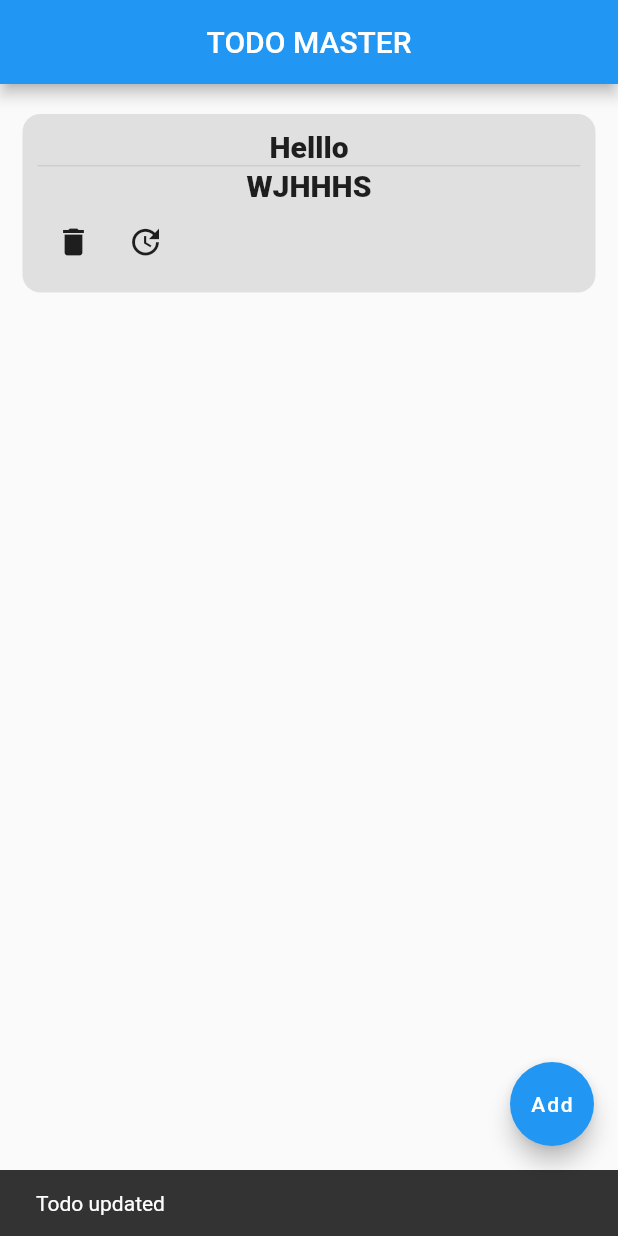
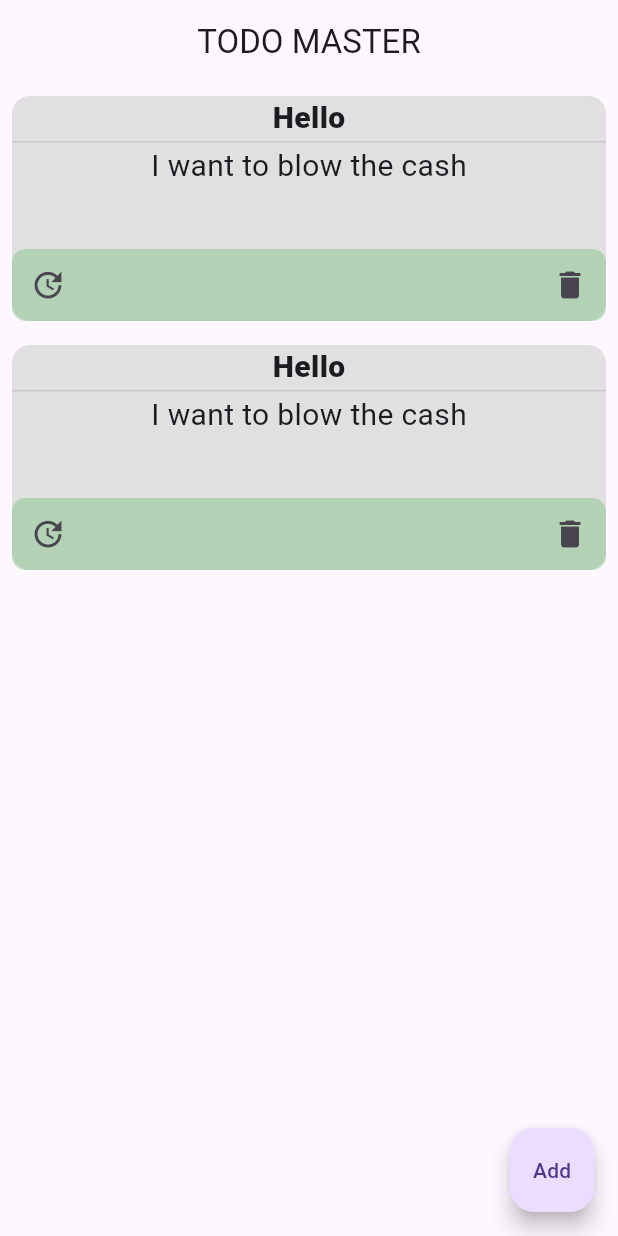
Before and after one commit to A-Desmond/riverpod_firebase_todo_app, a Flutter app: the screen it shows after launch, after a tap on the "update" icon, on a phone screen of 412 x 824 dp. Run offline on Flutter 3.47's test engine with Material 2 defaults, Android fonts, the phone set to English and light mode, and no system bars; our stand-ins replace cloud_firestore, firebase_core, flutter_riverpod, fpdart; accounts and stored records are empty.

```diff
--- a/lib/feature/todo/controller/todo_controller.dart
+++ b/lib/feature/todo/controller/todo_controller.dart
@@ -34,7 +34,7 @@ class TodoController extends StateNotifier<bool> {
     final response = await _rData.addTodo(todo: todo);
     state = false;
     response.fold(
-      (l) => Alerts.snackBar(context, 'Error $l'),
+      (l) => Alerts.snackBar(context, 'Error ${l.error}'),
       (r) => success,
     );
   }
--- a/lib/feature/todo/screens/home.dart
+++ b/lib/feature/todo/screens/home.dart
@@ -4,6 +4,11 @@ import 'package:todo/feature/todo/controller/todo_controller.dart';
 import 'package:todo/feature/todo/screens/add_todo.dart';
 import 'package:todo/feature/todo/widgets/todo_card.dart';
 import 'package:todo/model/todo_model.dart';
+
+List<Todo> todoList = [
+  Todo(id: 'id', title: 'Hello', details: 'I want to blow the cash'),
+  Todo(id: 'id', title: 'Hello', details: 'I want to blow the cash'),
+];
 
 class HomeScreen extends ConsumerWidget {
   const HomeScreen({super.key});
@@ -23,9 +28,16 @@ class HomeScreen extends ConsumerWidget {
         },
         child: const Text('Add'),
       ),
-      body: Padding(
-          padding: const EdgeInsets.only(left: 15, right: 15, top: 20),
-          child: todoProvider.when(
+      body: ListView.builder(
+        shrinkWrap: true,
+          itemCount: todoList.length,
+          itemBuilder: (context, index) {
+
+            return TodoCard(
+              todo: todoList[index],
+            );
+          }),
+      /*todoProvider.when(
               data: (todoList) {
                 todoList
                     .add(Todo(id: 'dd', title: 'Helllo', details: 'WJHHHS'));
@@ -39,12 +51,19 @@ class HomeScreen extends ConsumerWidget {
                     });
               },
               error: (error, trace) {
-                return const Center(
-                  child: Text('Error fetching todo'),
+                return Center(
+                  child: ListView.builder(
+                      itemCount: todoList.length,
+                      itemBuilder: (context, index) {
+                        final todo = todoList[index];
+                        return TodoCard(
+                          todo: todo,
+                        );
+                      }),
                 );
               },
               loading: () =>
-                  const Center(child: CircularProgressIndicator.adaptive()))),
+                  const Center(child: CircularProgressIndicator.adaptive()))*/
     );
   }
 }
--- a/lib/feature/todo/widgets/todo_card.dart
+++ b/lib/feature/todo/widgets/todo_card.dart
@@ -12,15 +12,16 @@ class TodoCard extends ConsumerWidget {
 
   @override
   Widget build(BuildContext context, WidgetRef ref) {
-    final todoCtrlState = ref.watch(todoControllerProvider);
-    final todoCtrl = ref.watch(todoControllerProvider.notifier);
-    return Container(
+    // final todoCtrlState = ref.watch(todoControllerProvider);
+    // final todoCtrl = ref.watch(todoControllerProvider.notifier);
+    return Padding(
+      padding: const EdgeInsets.all(8.0),
+      child: Container(
+        height: 150,
         decoration: BoxDecoration(
             color: Colors.grey[300],
             borderRadius: BorderRadius.circular(12),
             shape: BoxShape.rectangle),
-      child: Padding(
-        padding: const EdgeInsets.all(10.0),
         child: Center(
           child: Column(
             mainAxisSize: MainAxisSize.min,
@@ -35,23 +36,20 @@ class TodoCard extends ConsumerWidget {
                 child: Text(
                   todo.details,
                   style: const TextStyle(
-                      fontSize: 20, fontWeight: FontWeight.w800),
+                      fontSize: 20, fontWeight: FontWeight.w400),
                 ),
               ),
-              const SizedBox(height: 2),
               Container(
-                child: todoCtrlState
-                    ? const CircularProgressIndicator()
-                    : Row(
+                decoration: BoxDecoration(
+                    borderRadius: BorderRadius.circular(9),
+                    color: Colors.green.withOpacity(0.3)),
+                child: Row(
                   children: [
                     IconButton(
-                              onPressed: () => todoCtrl.deleteTodoCtrl(
-                                  todoId: todo.id, context: context),
-                              icon: const Icon(Icons.delete)),
+                        onPressed: () {}, icon: const Icon(Icons.update)),
+                    Spacer(),
                     IconButton(
-                              onPressed: () => todoCtrl.updateTodoCtrl(
-                                  todo: todo, context: context),
-                              icon: const Icon(Icons.update)),
+                        onPressed: () {}, icon: const Icon(Icons.delete)),
                   ],
                 ),
               )
--- a/lib/main.dart
+++ b/lib/main.dart
@@ -5,7 +5,7 @@ import 'package:todo/feature/todo/screens/home.dart';
 import 'package:todo/firebase_options.dart';
 
 void main() async{
-
+  WidgetsFlutterBinding.ensureInitialized();
 await Firebase.initializeApp(
     options: DefaultFirebaseOptions.currentPlatform,
 );
@@ -19,6 +19,7 @@ class MyApp extends StatelessWidget {
     return MaterialApp(
         title: 'TODO MASTER',
         theme: ThemeData(
+          useMaterial3: true,
           primarySwatch: Colors.blue,
         ),
         home: const HomeScreen());
```
Also changed, not shown: lib/feature/todo/screens/add_todo.dart (+14 -6 lines), 1 other file. Lines whose indentation alone changed are shown as unchanged.
